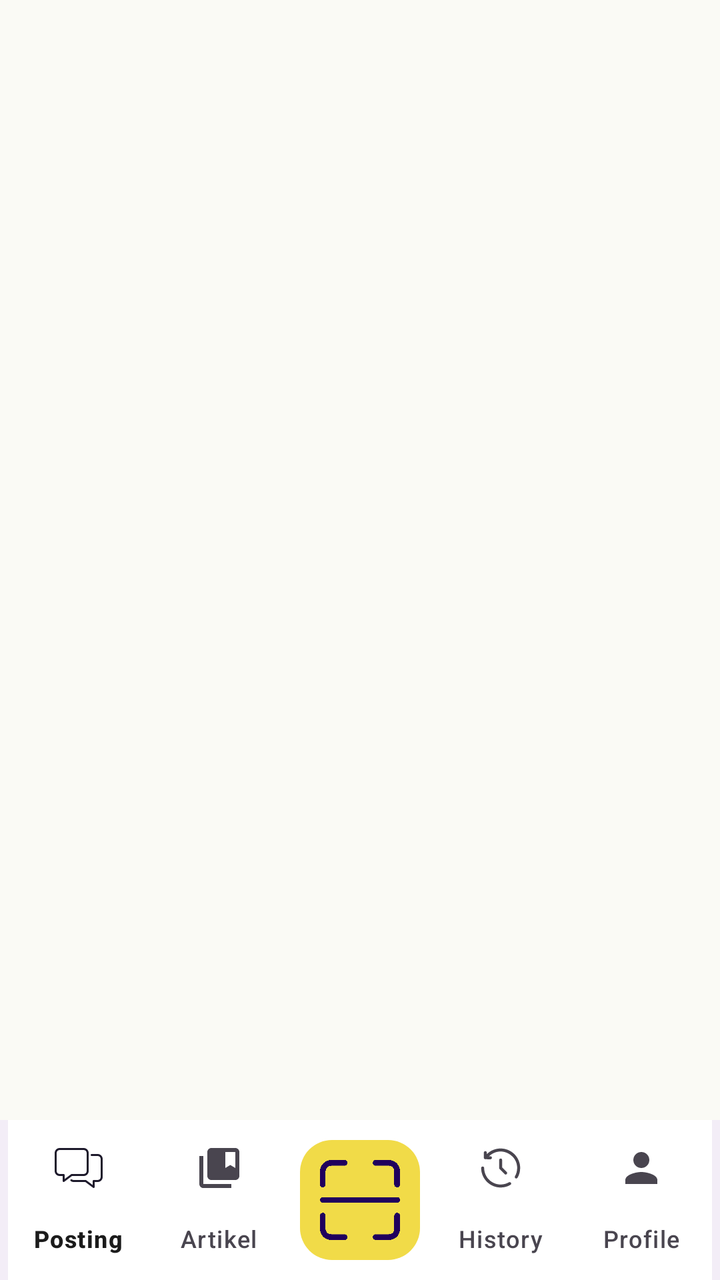
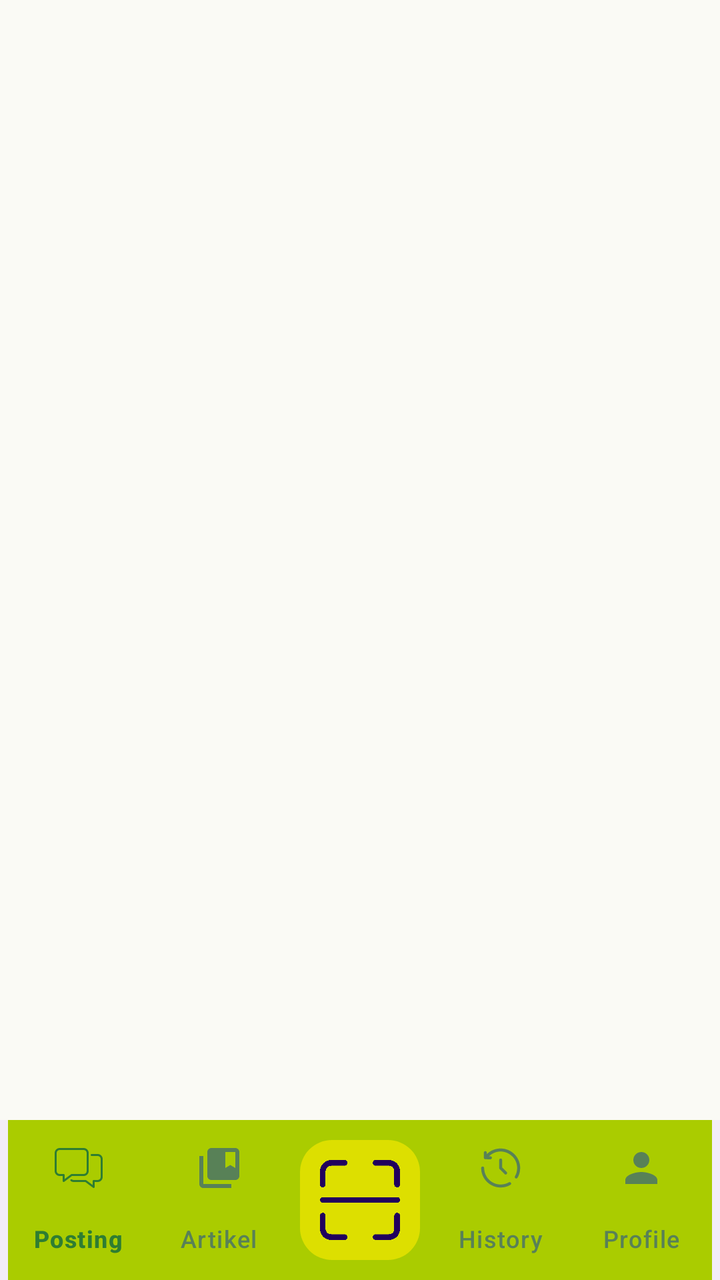

An Android layout rendered at two revisions. The XML below is the earlier revision; the diff shows what the commit changed to produce the second picture.
<!-- AndroidManifest.xml: application theme Theme.MaizeLeaf -->
<!-- res/layout/activity_main.xml -->
<?xml version="1.0" encoding="utf-8"?>
<androidx.coordinatorlayout.widget.CoordinatorLayout
xmlns:android="http://schemas.android.com/apk/res/android"
xmlns:app="http://schemas.android.com/apk/res-auto"
xmlns:tools="http://schemas.android.com/tools"
android:layout_width="match_parent"
android:layout_height="match_parent"
tools:context="MainActivity">

<androidx.fragment.app.FragmentContainerView
    android:id="@+id/fragmentContainerView"
    android:layout_width="match_parent"
    android:layout_height="match_parent"
    android:layout_marginBottom="?attr/actionBarSize"/>

<com.google.android.material.bottomappbar.BottomAppBar
    android:id="@+id/bottomBar"
    android:layout_width="match_parent"
    android:layout_height="wrap_content"
    android:layout_gravity="bottom"
    app:contentInsetEnd="0dp"
    app:contentInsetStart="0dp"
    app:fabAlignmentMode="center">

    <com.google.android.material.bottomnavigation.BottomNavigationView
        android:id="@+id/bottomNavigation"
        android:layout_width="match_parent"
        android:layout_height="match_parent"
        app:elevation="0dp"
        android:background="@color/white"
        app:labelVisibilityMode="labeled"
        app:menu="@menu/bottom_nav_menu" />

</com.google.android.material.bottomappbar.BottomAppBar>

<com.google.android.material.floatingactionbutton.FloatingActionButton
    android:id="@+id/fab"
    android:src="@drawable/scan"
    android:layout_width="wrap_content"
    app:maxImageSize="40dp"
    app:fabCustomSize="60dp"
    app:fabAlignmentMode="center"
    android:backgroundTint="@color/yellow"
    android:tint="@color/white"
    android:layout_height="wrap_content"
    app:layout_anchor="@id/bottomBar"
    android:contentDescription="scan"/>


</androidx.coordinatorlayout.widget.CoordinatorLayout>
<!-- resources referenced by this layout -->
<resources>
  <color name="white">#FFFFFFFF</color>
  <color name="yellow">#F1DB48</color>
  <!-- drawable scan: png bitmap (drawable, 25507 bytes) -->
  <style name="Theme.MaizeLeaf" parent="Theme.MaterialComponents.DayNight">
          
          <item name="colorPrimary">@color/yellow</item>
          <item name="colorPrimaryVariant">#D6C761</item>
          <item name="colorOnPrimary">@color/white</item>
          
          <item name="android:statusBarColor">?attr/colorPrimaryVariant</item>
          
          
          <item name="colorSecondary">#4CAF50</item>
          <item name="colorSecondaryVariant">#388E3C</item>
          <item name="colorOnSecondary">@color/white</item>
  
          
          <item name="android:colorBackground">#FAFAF5</item>
          <item name="colorSurface">#FFFFFF</item>
          <item name="colorOnBackground">#1F1F1F</item>
          <item name="colorOnSurface">#1B1B1B</item>
  
          
          <item name="colorError">#B00020</item>
          <item name="colorOnError">@color/white</item>
  
          
          <item name="android:textColorPrimary">#1B1B1B</item>
          <item name="android:textColorSecondary">#5C5C5C</item>
  
      </style>
</resources>

<!-- the commit's change to res/layout/activity_main.xml (unified diff, before → after) -->
@@ -11,7 +11,7 @@ tools:context="MainActivity">
     android:id="@+id/fragmentContainerView"
     android:layout_width="match_parent"
     android:layout_height="match_parent"
-    android:layout_marginBottom="?attr/actionBarSize"/>
+    android:layout_marginBottom="56dp"/>
 
 <com.google.android.material.bottomappbar.BottomAppBar
     android:id="@+id/bottomBar"
@@ -19,6 +19,7 @@ tools:context="MainActivity">
     android:layout_height="wrap_content"
     android:layout_gravity="bottom"
     app:contentInsetEnd="0dp"
+    android:background="#aacc00"
     app:contentInsetStart="0dp"
     app:fabAlignmentMode="center">
 
@@ -27,7 +28,11 @@ tools:context="MainActivity">
         android:layout_width="match_parent"
         android:layout_height="match_parent"
         app:elevation="0dp"
-        android:background="@color/white"
+        android:background="#aacc00"
+        app:itemIconTint="@color/bottom_nav_color"
+        app:itemTextColor="@color/bottom_nav_color"
+        app:itemRippleColor="#FFDD00"
+
         app:labelVisibilityMode="labeled"
         app:menu="@menu/bottom_nav_menu" />
 
@@ -40,11 +45,12 @@ tools:context="MainActivity">
     app:maxImageSize="40dp"
     app:fabCustomSize="60dp"
     app:fabAlignmentMode="center"
-    android:backgroundTint="@color/yellow"
+    android:backgroundTint="#dddf00"
     android:tint="@color/white"
     android:layout_height="wrap_content"
     app:layout_anchor="@id/bottomBar"
-    android:contentDescription="scan"/>
+    android:contentDescription="@string/scan"
+    app:layout_anchorGravity="center|top"/>
 
 
 </androidx.coordinatorlayout.widget.CoordinatorLayout>
<!-- resource entries referenced after the edit -->
@@ -1,34 +1,15 @@
 <!-- resources referenced by this layout -->
 <resources>
   <color name="white">#FFFFFFFF</color>
-  <color name="yellow">#F1DB48</color>
   <!-- drawable scan: png bitmap (drawable, 25507 bytes) -->
-  <style name="Theme.MaizeLeaf" parent="Theme.MaterialComponents.DayNight">
+  <string name="scan">scan</string>
+  <style name="Theme.MaizeLeaf" parent="Theme.MaterialComponents.DayNight.NoActionBar">
           
-          <item name="colorPrimary">@color/yellow</item>
+          <item name="colorPrimary">#dddf00</item>
           <item name="colorPrimaryVariant">#D6C761</item>
           <item name="colorOnPrimary">@color/white</item>
-          
-          <item name="android:statusBarColor">?attr/colorPrimaryVariant</item>
-          
-          
-          <item name="colorSecondary">#4CAF50</item>
-          <item name="colorSecondaryVariant">#388E3C</item>
-          <item name="colorOnSecondary">@color/white</item>
   
-          
-          <item name="android:colorBackground">#FAFAF5</item>
-          <item name="colorSurface">#FFFFFF</item>
-          <item name="colorOnBackground">#1F1F1F</item>
-          <item name="colorOnSurface">#1B1B1B</item>
   
-          
-          <item name="colorError">#B00020</item>
-          <item name="colorOnError">@color/white</item>
-  
-          
-          <item name="android:textColorPrimary">#1B1B1B</item>
-          <item name="android:textColorSecondary">#5C5C5C</item>
   
       </style>
 </resources>
